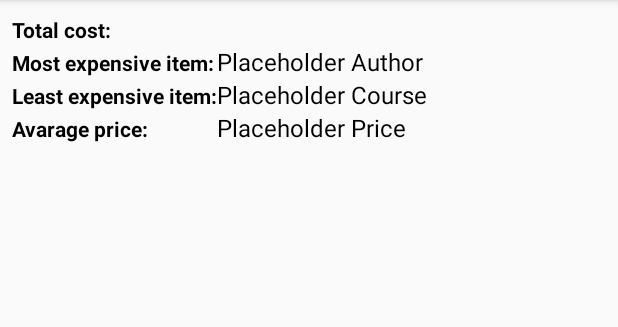
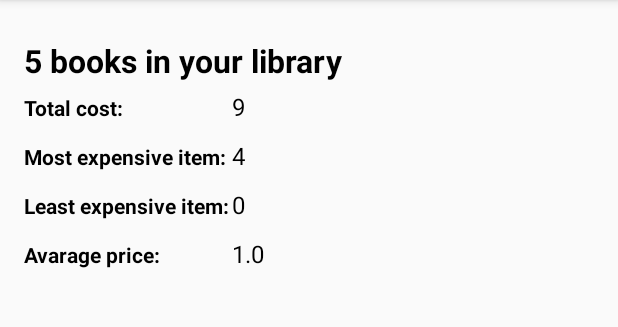
Before and after one commit to AFreu/BookManager, an Android app: the screen it shows after launch (SummaryActivity), on a phone screen of 412 x 824 dp, the part 84-411 px from its top. Run offline under Robolectric (Android 15) with nearby library versions, the phone set to English and light mode, and no system bars.

Commit message:
SummaryActivity

```diff
--- a/app/src/main/java/com/mobilecomputing/bookmanager/Models/SimpleBookManager.java
+++ b/app/src/main/java/com/mobilecomputing/bookmanager/Models/SimpleBookManager.java
@@ -19,6 +19,7 @@ public class SimpleBookManager implements BookManager, Serializable {
         for(int i = 0; i < 5; i++){
             Book book = new Book();
             book.setTitle("Book"+i);
+            book.setPrice(i);
             books.add(book);
         }
 
@@ -64,7 +65,7 @@ public class SimpleBookManager implements BookManager, Serializable {
         int min = -1;
         while(itr.hasNext()) {
             int next = itr.next().getPrice();
-            min = min < next ? min : next;
+            min = min < next && min != -1 ? min : next;
         }
         return min;
     }
--- a/app/src/main/java/com/mobilecomputing/bookmanager/SummaryActivity.java
+++ b/app/src/main/java/com/mobilecomputing/bookmanager/SummaryActivity.java
@@ -11,18 +11,34 @@ import com.mobilecomputing.bookmanager.Models.SimpleBookManager;
 
 public class SummaryActivity extends AppCompatActivity {
 
+    private TextView bookCount;
     private TextView totalCost;
+    private TextView mostExpensive;
+    private TextView leastExpensive;
+    private TextView avarageCost;
     BookManager manager;
 
     @Override
     protected void onCreate(Bundle savedInstanceState) {
         super.onCreate(savedInstanceState);
         setContentView(R.layout.activity_summary);
+        bookCount = (TextView) findViewById(R.id.summary_bookCount);
         totalCost = (TextView) findViewById(R.id.summary_totalCost);
+        mostExpensive = (TextView) findViewById(R.id.summary_mostExpensive);
+        leastExpensive = (TextView) findViewById(R.id.summary_leastExpensive);
+        avarageCost = (TextView) findViewById(R.id.summary_avaragePrice);
 
         manager = new Gson().fromJson(getIntent().getStringExtra("Manager"), SimpleBookManager.class);
 
-        String str = manager.getTotalCost() < 0 ? "" : String.valueOf(manager.getTotalCost());
-        totalCost.setText(str);
+        String str1 = manager.count() == 0 ? "" : String.valueOf(manager.count()) + " ";
+        bookCount.setText(str1);
+        String str2 = manager.getTotalCost() < 0 ? "" : String.valueOf(manager.getTotalCost());
+        totalCost.setText(str2);
+        String str3 = manager.getMaxPrice() < 0 ? "" : String.valueOf(manager.getMaxPrice());
+        mostExpensive.setText(str3);
+        String str4 = manager.getMinPrice() < 0 ? "" : String.valueOf(manager.getMinPrice());
+        leastExpensive.setText(str4);
+        String str5 = manager.getMeanPrice() < 0 ? "" : String.valueOf(manager.getMeanPrice());
+        avarageCost.setText(str5);
     }
 }
--- a/app/src/main/res/layout/activity_summary.xml
+++ b/app/src/main/res/layout/activity_summary.xml
@@ -10,7 +10,27 @@
         android:layout_width="match_parent"
         android:layout_height="match_parent"
         android:orientation="vertical"
-        android:padding="8dp">
+        android:paddingLeft="16dp"
+        android:paddingStart="16dp"
+        android:paddingRight="16dp"
+        android:paddingEnd="16dp"
+        android:paddingTop="26dp">
+
+        <LinearLayout
+            android:layout_width="match_parent"
+            android:layout_height="wrap_content"
+            android:orientation="horizontal">
+            <TextView
+                android:layout_width="wrap_content"
+                android:layout_height="wrap_content"
+                style="@style/HeadingText"
+                android:id="@+id/summary_bookCount"/>
+            <TextView
+                android:layout_width="wrap_content"
+                android:layout_height="wrap_content"
+                style="@style/HeadingText"
+                android:text="@string/summary_bookCount"/>
+        </LinearLayout>
 
         <GridLayout
             android:layout_width="match_parent"
@@ -24,7 +44,10 @@
                 style="@style/GridTitleText"
                 android:layout_centerVertical="true"
                 android:layout_column="0"
-                android:layout_row="0"/>
+                android:layout_row="0"
+                android:layout_marginEnd="2dp"
+                android:layout_marginTop="5dp"
+                android:layout_marginBottom="5dp"/>
             <android.support.v7.widget.AppCompatTextView
                 android:id="@+id/summary_totalCost"
                 style="@style/NormalText"
@@ -33,7 +56,9 @@
                 android:layout_centerVertical="true"
                 android:text="Placeholder Title"
                 android:layout_column="1"
-                android:layout_row="0" />
+                android:layout_row="0"
+                android:layout_marginTop="5dp"
+                android:layout_marginBottom="5dp"/>
 
             <android.support.v7.widget.AppCompatTextView
                 android:id="@+id/tv2"
@@ -41,7 +66,10 @@
                 style="@style/GridTitleText"
                 android:layout_centerVertical="true"
                 android:layout_column="0"
-                android:layout_row="1"/>
+                android:layout_row="1"
+                android:layout_marginEnd="2dp"
+                android:layout_marginTop="5dp"
+                android:layout_marginBottom="5dp"/>
             <android.support.v7.widget.AppCompatTextView
                 android:id="@+id/summary_mostExpensive"
                 android:layout_width="wrap_content"
@@ -50,7 +78,9 @@
                 style="@style/NormalText"
                 android:layout_centerVertical="true"
                 android:layout_column="1"
-                android:layout_row="1"/>
+                android:layout_row="1"
+                android:layout_marginTop="5dp"
+                android:layout_marginBottom="5dp"/>
 
             <android.support.v7.widget.AppCompatTextView
                 android:id="@+id/tv3"
@@ -58,7 +88,10 @@
                 style="@style/GridTitleText"
                 android:layout_centerVertical="true"
                 android:layout_column="0"
-                android:layout_row="2"/>
+                android:layout_row="2"
+                android:layout_marginEnd="2dp"
+                android:layout_marginTop="5dp"
+                android:layout_marginBottom="5dp"/>
             <android.support.v7.widget.AppCompatTextView
                 android:id="@+id/summary_leastExpensive"
                 style="@style/NormalText"
@@ -67,7 +100,9 @@
                 android:layout_centerVertical="true"
                 android:text="Placeholder Course"
                 android:layout_column="1"
-                android:layout_row="2" />
+                android:layout_row="2"
+                android:layout_marginTop="5dp"
+                android:layout_marginBottom="5dp"/>
 
             <android.support.v7.widget.AppCompatTextView
                 android:id="@+id/tv4"
@@ -75,7 +110,10 @@
                 style="@style/GridTitleText"
                 android:layout_centerVertical="true"
                 android:layout_column="0"
-                android:layout_row="3"/>
+                android:layout_row="3"
+                android:layout_marginEnd="2dp"
+                android:layout_marginTop="5dp"
+                android:layout_marginBottom="5dp"/>
             <android.support.v7.widget.AppCompatTextView
                 android:id="@+id/summary_avaragePrice"
                 android:layout_width="wrap_content"
@@ -84,7 +122,9 @@
                 style="@style/NormalText"
                 android:layout_centerVertical="true"
                 android:layout_column="1"
-                android:layout_row="3"/>
+                android:layout_row="3"
+                android:layout_marginTop="5dp"
+                android:layout_marginBottom="5dp"/>
         </GridLayout>
 
     </LinearLayout>
--- a/app/src/main/res/values/strings.xml
+++ b/app/src/main/res/values/strings.xml
@@ -8,7 +8,7 @@
     <string name="details_ISBN">ISBN:</string>
 
 
-    <string name="summary_bookCount"> books in your library</string>
+    <string name="summary_bookCount">books in your library</string>
     <string name="summary_totalCost">Total cost: </string>
     <string name="summary_mostExpensive">Most expensive item: </string>
     <string name="summary_leastExpensive">Least expensive item: </string>
--- a/app/src/main/res/values/styles.xml
+++ b/app/src/main/res/values/styles.xml
@@ -18,6 +18,14 @@
 
     </style>
 
+    <style name="HeadingText" >
+
+        <item name="android:layout_height">wrap_content</item>
+        <item name="android:textSize">21dp</item>
+        <item name="android:textColor">@color/colorText</item>
+        <item name="android:textStyle">bold</item>
+
+    </style>
     <style name="GridTitleText" >
 
         <item name="android:layout_height">wrap_content</item>
```
